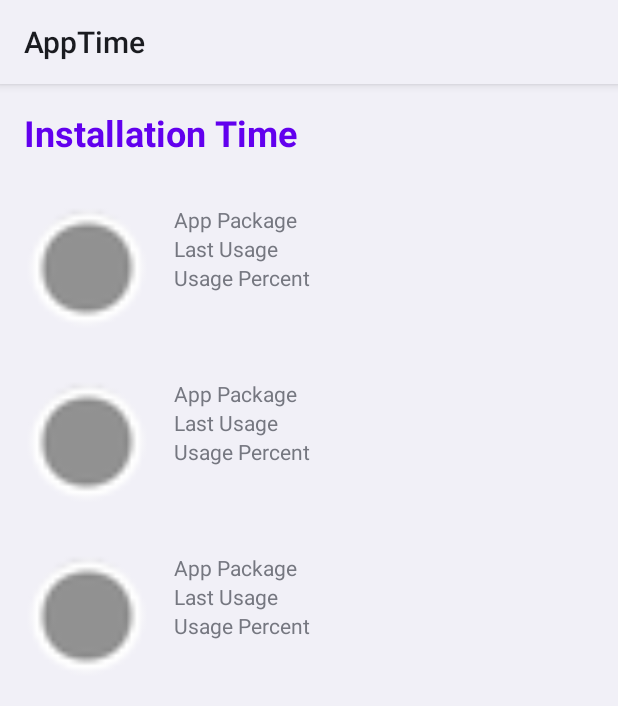
After one commit to ase21/GetApplicationLastTimeUsage, an Android app: the layout fragment_installation_dates.xml on its own in the app's theme, with its tools: preview values and no code run, on a phone screen of 412 x 824 dp. The commit adds this screen. Shown: the top 706 px of the screen. Run offline under Robolectric (Android 15) with nearby library versions, the phone set to English and light mode, and no system bars.

Commit message:
небольшие правки UI

```diff
--- /dev/null
+++ b/app/src/main/java/com/asefactory/getapplicationlasttimeusage/ui/fragments/settings/SettingsFragment.kt
@@ -0,0 +1,4 @@
+package com.asefactory.getapplicationlasttimeusage.ui.fragments.settings
+
+class SettingsFragment {
+}
--- /dev/null
+++ b/app/src/main/res/layout/fragment_installation_dates.xml
@@ -0,0 +1,23 @@
+<?xml version="1.0" encoding="utf-8"?>
+<LinearLayout xmlns:android="http://schemas.android.com/apk/res/android"
+    android:layout_width="match_parent"
+    android:layout_height="match_parent"
+    android:orientation="vertical"
+    xmlns:tools="http://schemas.android.com/tools">
+
+    <TextView
+        android:layout_width="match_parent"
+        android:layout_height="wrap_content"
+        android:layout_margin="16dp"
+        android:textSize="24sp"
+        android:textStyle="bold"
+        android:textColor="@color/purple_500"
+        android:text="@string/installation_time_header"/>
+
+    <androidx.recyclerview.widget.RecyclerView
+        android:id="@+id/recyclerView"
+        android:layout_width="match_parent"
+        android:layout_height="match_parent"
+        tools:listitem="@layout/item_app"/>
+
+</LinearLayout>
--- a/app/src/main/res/layout/item_app.xml
+++ b/app/src/main/res/layout/item_app.xml
@@ -11,6 +11,7 @@
         android:layout_width="84dp"
         android:layout_height="84dp"
         android:layout_margin="8dp"
+        android:elevation="4dp"
         tools:src="@android:drawable/presence_invisible" />
 
     <LinearLayout
--- a/app/src/main/res/values/strings.xml
+++ b/app/src/main/res/values/strings.xml
@@ -1,3 +1,7 @@
 <resources>
     <string name="app_name">AppTime</string>
+    <string name="installation_time_header">Installation Time</string>
+    <string name="last_using_date_header">Time of last use</string>
+    <string name="using_time_header">Usage percent per last month</string>
+    <string name="settings_header">Settings</string>
 </resources>
```
Also changed, not shown: app/src/main/java/com/asefactory/getapplicationlasttimeusage/etc.kt (added, +86 -0 lines).
